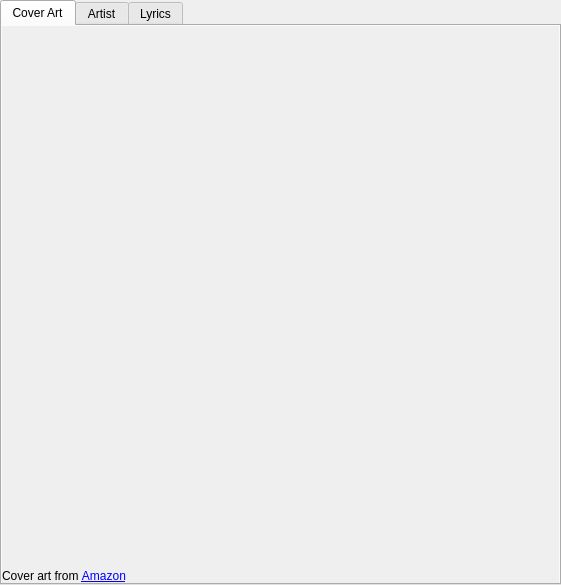
First picture: the form in libs/mediainfowindow/CoverArtWindow.ui, repository tkrotoff/QuarkPlayer, before the edit.
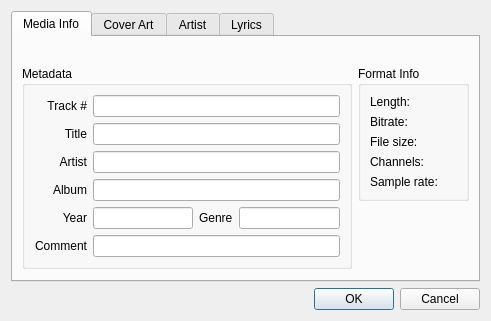
Second picture: the form after the edit.

Commit message: QuarkPlayer: new library: mediainfowindow

```diff
--- a/libs/mediainfowindow/CoverArtWindow.ui
+++ b/libs/mediainfowindow/CoverArtWindow.ui
@@ -5,32 +5,268 @@
    <rect>
     <x>0</x>
     <y>0</y>
-    <width>561</width>
-    <height>585</height>
+    <width>491</width>
+    <height>315</height>
    </rect>
   </property>
-  <layout class="QGridLayout" name="gridLayout" >
-   <property name="margin" >
-    <number>0</number>
-   </property>
-   <property name="spacing" >
-    <number>0</number>
-   </property>
-   <item row="0" column="0" >
+  <property name="windowTitle" >
+   <string>Media Info</string>
+  </property>
+  <layout class="QGridLayout" name="gridLayout_11" >
+   <item row="1" column="0" >
     <widget class="QTabWidget" name="tabWidget" >
+     <property name="currentIndex" >
+      <number>0</number>
+     </property>
+     <widget class="QWidget" name="mediaInfoTab" >
+      <property name="geometry" >
+       <rect>
+        <x>0</x>
+        <y>0</y>
+        <width>469</width>
+        <height>241</height>
+       </rect>
+      </property>
+      <attribute name="title" >
+       <string>Media Info</string>
+      </attribute>
+      <layout class="QGridLayout" name="gridLayout_5" >
+       <item row="0" column="0" colspan="2" >
+        <widget class="QLabel" name="filenameLabel" >
+         <property name="textInteractionFlags" >
+          <set>Qt::LinksAccessibleByMouse|Qt::TextSelectableByKeyboard|Qt::TextSelectableByMouse</set>
+         </property>
+        </widget>
+       </item>
+       <item rowspan="2" row="1" column="0" >
+        <widget class="QGroupBox" name="metadataGroupBox" >
+         <property name="title" >
+          <string>Metadata</string>
+         </property>
+         <layout class="QGridLayout" name="gridLayout" >
+          <item row="0" column="0" >
+           <layout class="QGridLayout" name="gridLayout_4" >
+            <item row="0" column="0" >
+             <layout class="QGridLayout" name="gridLayout_2" >
+              <item row="0" column="0" >
+               <widget class="QLabel" name="trackLabel" >
+                <property name="text" >
+                 <string>Track #</string>
+                </property>
+                <property name="alignment" >
+                 <set>Qt::AlignRight|Qt::AlignTrailing|Qt::AlignVCenter</set>
+                </property>
+               </widget>
+              </item>
+              <item row="1" column="0" >
+               <widget class="QLabel" name="titleLabel" >
+                <property name="text" >
+                 <string>Title</string>
+                </property>
+                <property name="alignment" >
+                 <set>Qt::AlignRight|Qt::AlignTrailing|Qt::AlignVCenter</set>
+                </property>
+               </widget>
+              </item>
+              <item row="2" column="0" >
+               <widget class="QLabel" name="artistLabel" >
+                <property name="text" >
+                 <string>Artist</string>
+                </property>
+                <property name="alignment" >
+                 <set>Qt::AlignRight|Qt::AlignTrailing|Qt::AlignVCenter</set>
+                </property>
+               </widget>
+              </item>
+              <item row="3" column="0" >
+               <widget class="QLabel" name="albumLabel" >
+                <property name="text" >
+                 <string>Album</string>
+                </property>
+                <property name="alignment" >
+                 <set>Qt::AlignRight|Qt::AlignTrailing|Qt::AlignVCenter</set>
+                </property>
+               </widget>
+              </item>
+              <item row="4" column="0" >
+               <widget class="QLabel" name="yearLabel" >
+                <property name="text" >
+                 <string>Year</string>
+                </property>
+                <property name="alignment" >
+                 <set>Qt::AlignRight|Qt::AlignTrailing|Qt::AlignVCenter</set>
+                </property>
+               </widget>
+              </item>
+              <item row="5" column="0" >
+               <widget class="QLabel" name="commentLabel" >
+                <property name="text" >
+                 <string>Comment</string>
+                </property>
+                <property name="alignment" >
+                 <set>Qt::AlignRight|Qt::AlignTrailing|Qt::AlignVCenter</set>
+                </property>
+               </widget>
+              </item>
+             </layout>
+            </item>
+            <item row="0" column="1" >
+             <layout class="QGridLayout" name="gridLayout_3" >
+              <item row="0" column="0" colspan="3" >
+               <widget class="QLineEdit" name="trackLineEdit" />
+              </item>
+              <item row="1" column="0" colspan="3" >
+               <widget class="QLineEdit" name="titleLineEdit" />
+              </item>
+              <item row="2" column="0" colspan="3" >
+               <widget class="QLineEdit" name="artistLineEdit" />
+              </item>
+              <item row="3" column="0" colspan="3" >
+               <widget class="QLineEdit" name="albumLineEdit" />
+              </item>
+              <item row="4" column="0" >
+               <widget class="QLineEdit" name="yearLineEdit" />
+              </item>
+              <item row="4" column="1" >
+               <widget class="QLabel" name="genreLabel" >
+                <property name="text" >
+                 <string>Genre</string>
+                </property>
+               </widget>
+              </item>
+              <item row="4" column="2" >
+               <widget class="QLineEdit" name="genreLineEdit" />
+              </item>
+              <item row="5" column="0" colspan="3" >
+               <widget class="QLineEdit" name="commentLineEdit" />
+              </item>
+             </layout>
+            </item>
+           </layout>
+          </item>
+         </layout>
+        </widget>
+       </item>
+       <item row="1" column="1" >
+        <widget class="QGroupBox" name="formatInfoGroupBox" >
+         <property name="title" >
+          <string>Format Info</string>
+         </property>
+         <layout class="QGridLayout" name="gridLayout_6" >
+          <item row="0" column="0" >
+           <widget class="QLabel" name="lengthLabel" >
+            <property name="text" >
+             <string>Length:</string>
+            </property>
+           </widget>
+          </item>
+          <item row="0" column="1" colspan="2" >
+           <widget class="QLabel" name="lengthLabel_2" >
+            <property name="text" >
+             <string/>
+            </property>
+           </widget>
+          </item>
+          <item row="1" column="0" >
+           <widget class="QLabel" name="bitrateLabel" >
+            <property name="text" >
+             <string>Bitrate:</string>
+            </property>
+           </widget>
+          </item>
+          <item row="1" column="1" colspan="2" >
+           <widget class="QLabel" name="bitrateLabel_2" >
+            <property name="text" >
+             <string/>
+            </property>
+           </widget>
+          </item>
+          <item row="2" column="0" >
+           <widget class="QLabel" name="fileSizeLabel" >
+            <property name="text" >
+             <string>File size:</string>
+            </property>
+           </widget>
+          </item>
+          <item row="2" column="2" >
+           <widget class="QLabel" name="fileSizeLabel_2" >
+            <property name="text" >
+             <string/>
+            </property>
+           </widget>
+          </item>
+          <item row="3" column="0" >
+           <widget class="QLabel" name="channelsLabel" >
+            <property name="text" >
+             <string>Channels:</string>
+            </property>
+           </widget>
+          </item>
+          <item row="3" column="2" >
+           <widget class="QLabel" name="channelsLabel_2" >
+            <property name="text" >
+             <string/>
+            </property>
+           </widget>
+          </item>
+          <item row="4" column="0" >
+           <widget class="QLabel" name="sampleRateLabel" >
+            <property name="text" >
+             <string>Sample rate:</string>
+            </property>
+           </widget>
+          </item>
+          <item row="4" column="2" >
+           <widget class="QLabel" name="sampleRateLabel_2" >
+            <property name="text" >
+             <string/>
+            </property>
+           </widget>
+          </item>
+         </layout>
+        </widget>
+       </item>
+       <item rowspan="2" row="2" column="1" >
+        <spacer name="verticalSpacer_2" >
+         <property name="orientation" >
+          <enum>Qt::Vertical</enum>
+         </property>
+         <property name="sizeHint" stdset="0" >
+          <size>
+           <width>105</width>
+           <height>5</height>
+          </size>
+         </property>
+        </spacer>
+       </item>
+       <item row="3" column="0" >
+        <spacer name="verticalSpacer" >
+         <property name="orientation" >
+          <enum>Qt::Vertical</enum>
+         </property>
+         <property name="sizeHint" stdset="0" >
+          <size>
+           <width>20</width>
+           <height>5</height>
+          </size>
+         </property>
+        </spacer>
+       </item>
+      </layout>
+     </widget>
      <widget class="QWidget" name="coverArtTab" >
       <property name="geometry" >
        <rect>
         <x>0</x>
         <y>0</y>
-        <width>557</width>
-        <height>561</height>
+        <width>478</width>
+        <height>265</height>
        </rect>
       </property>
       <attribute name="title" >
        <string>Cover Art</string>
       </attribute>
-      <layout class="QGridLayout" name="gridLayout_4" >
+      <layout class="QGridLayout" name="gridLayout_7" >
        <property name="margin" >
         <number>0</number>
        </property>
@@ -56,11 +292,11 @@
            <rect>
             <x>0</x>
             <y>0</y>
-            <width>557</width>
-            <height>561</height>
+            <width>478</width>
+            <height>265</height>
            </rect>
           </property>
-          <layout class="QGridLayout" name="gridLayout_3" >
+          <layout class="QGridLayout" name="gridLayout_8" >
            <property name="margin" >
             <number>0</number>
            </property>
@@ -108,7 +344,7 @@
       <attribute name="title" >
        <string>Artist</string>
       </attribute>
-      <layout class="QGridLayout" name="gridLayout_2" />
+      <layout class="QGridLayout" name="gridLayout_9" />
      </widget>
      <widget class="QWidget" name="lyricsTab" >
       <property name="geometry" >
@@ -122,7 +358,7 @@
       <attribute name="title" >
        <string>Lyrics</string>
       </attribute>
-      <layout class="QGridLayout" name="gridLayout_5" >
+      <layout class="QGridLayout" name="gridLayout_10" >
        <property name="margin" >
         <number>0</number>
        </property>
@@ -152,6 +388,16 @@
      </widget>
     </widget>
    </item>
+   <item row="2" column="0" >
+    <widget class="QDialogButtonBox" name="buttonBox" >
+     <property name="orientation" >
+      <enum>Qt::Horizontal</enum>
+     </property>
+     <property name="standardButtons" >
+      <set>QDialogButtonBox::Cancel|QDialogButtonBox::Ok</set>
+     </property>
+    </widget>
+   </item>
   </layout>
  </widget>
  <resources/>
```
Left out of the diff: 47 changed lines with no effect on the pictures.
